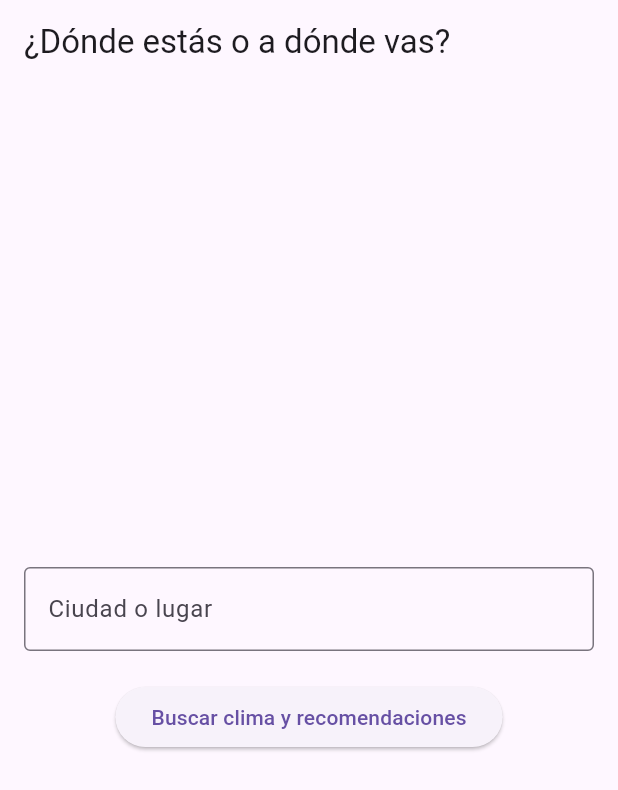
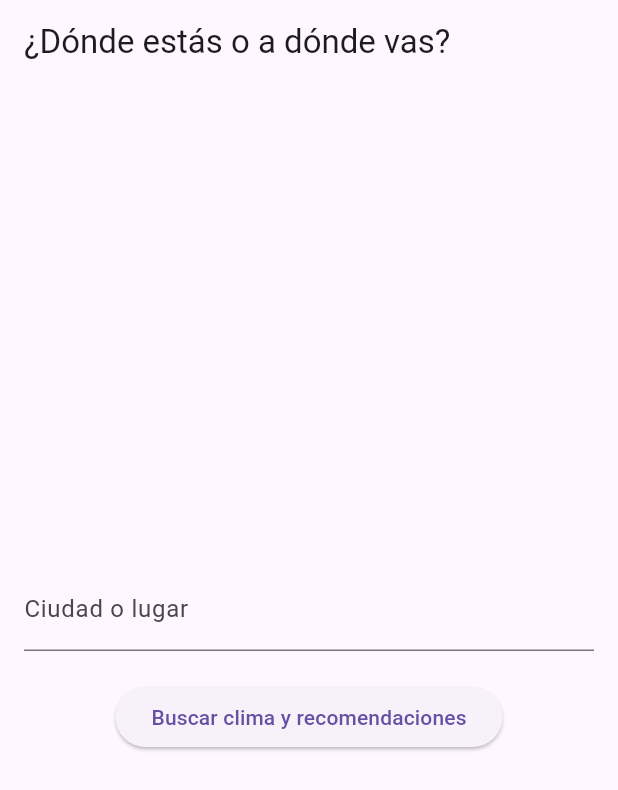
Before and after one commit to gestionarlaweb/2025-ClimaTurismo, a Flutter app: the screen it shows after launch, on a phone screen of 412 x 824 dp. Shown: the top 790 px of the screen. Run offline on Flutter 3.47's test engine with Material 3 defaults, Android fonts, the light colour scheme and no system bars.

Commit message:
Millores diseny

```diff
--- a/lib/screens/location_input_screen.dart
+++ b/lib/screens/location_input_screen.dart
@@ -2,7 +2,8 @@
 import 'package:flutter/material.dart';
 import 'package:provider/provider.dart';
 import '../providers/location_provider.dart';
-import 'results_screen.dart';
+import '../screens/results_screen.dart';
+import '../styles/app_styles.dart';
 
 class LocationInputScreen extends StatefulWidget {
   const LocationInputScreen({super.key});
@@ -28,7 +29,12 @@ class _LocationInputScreenState extends State<LocationInputScreen> {
   @override
   Widget build(BuildContext context) {
     return Scaffold(
-      appBar: AppBar(title: const Text('¿Dónde estás o a dónde vas?')),
+      appBar: AppBar(
+        title: const Text(
+          '¿Dónde estás o a dónde vas?',
+          style: AppStyles.sectionTitle,
+        ),
+      ),
       body: Padding(
         padding: const EdgeInsets.all(16.0),
         child: Column(
@@ -36,16 +42,22 @@ class _LocationInputScreenState extends State<LocationInputScreen> {
           children: [
             TextField(
               controller: _controller,
-              decoration: const InputDecoration(
+              decoration: InputDecoration(
                 labelText: 'Ciudad o lugar',
-                border: OutlineInputBorder(),
+                labelStyle: AppStyles.inputLabel,
+                border: AppStyles.inputBorder,
+                focusedBorder: AppStyles.inputBorder,
               ),
               onSubmitted: (_) => _submitLocation(),
             ),
             const SizedBox(height: 20),
             ElevatedButton(
               onPressed: _submitLocation,
-              child: const Text('Buscar clima y recomendaciones'),
+              style: AppStyles.elevatedButton,
+              child: const Text(
+                'Buscar clima y recomendaciones',
+                style: AppStyles.forecastText,
+              ),
             ),
           ],
         ),
```
Also changed, not shown: lib/screens/results_screen.dart (+93 -30 lines).
